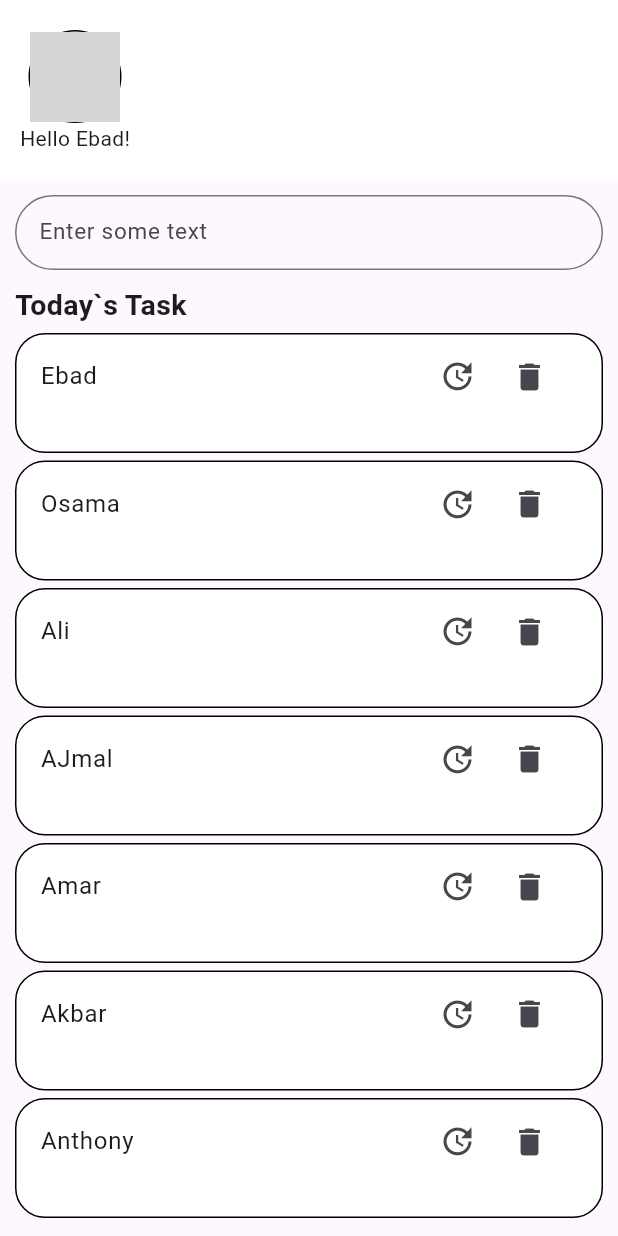
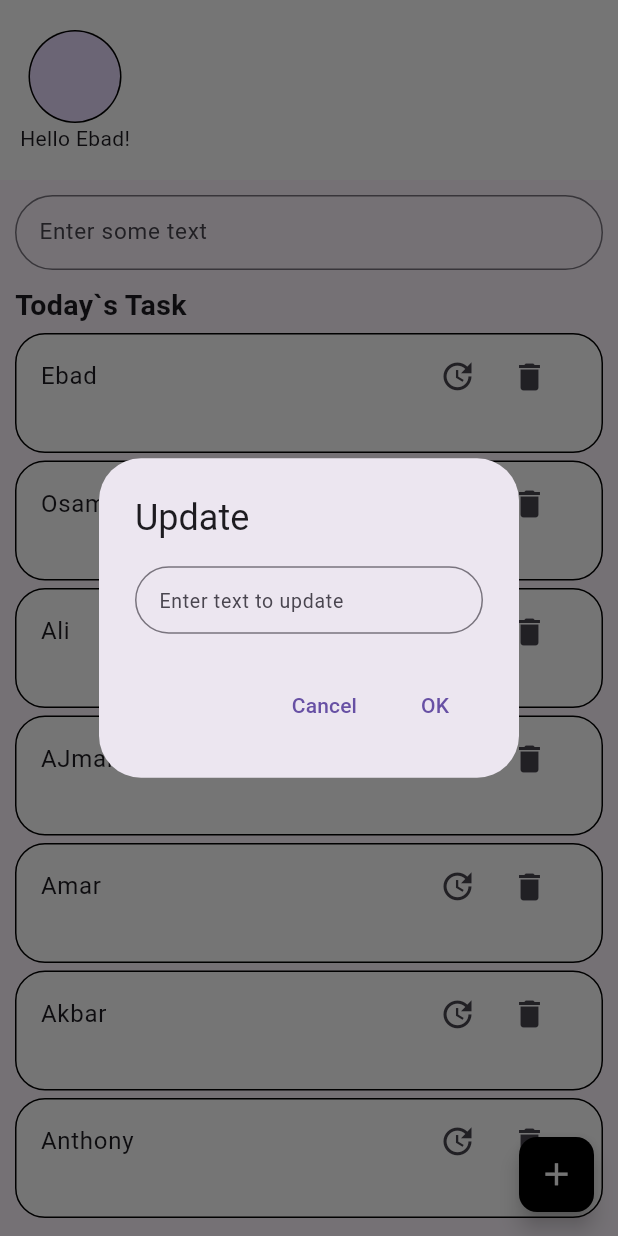
Before and after one commit to SyedEbad902/Todo-app-, a Flutter app: the screen it shows after launch, after a tap on the "update" icon, on a phone screen of 412 x 824 dp. Run offline on Flutter 3.47's test engine with Material 3 defaults, Android fonts, the phone set to English and light mode, and no system bars; network calls fail; grey boxes are pictures that could not be loaded.

Commit message:
update, delete and add functionaltity added

```diff
--- a/lib/main.dart
+++ b/lib/main.dart
@@ -1,7 +1,7 @@
 import 'package:flutter/material.dart';
 
 void main() {
-  runApp(MaterialApp(home: const MyApp()));
+  runApp(const MyApp());
 }
 
 class MyApp extends StatefulWidget {
@@ -13,6 +13,7 @@ class MyApp extends StatefulWidget {
 
 class _MyAppState extends State<MyApp> {
   @override
+  // ignore: override_on_non_overriding_member
   List studentData = [
     "Ebad",
     "Osama",
@@ -22,8 +23,12 @@ class _MyAppState extends State<MyApp> {
     "Akbar",
     "Anthony"
   ];
+  TextEditingController addItemcontroller = TextEditingController();
+  TextEditingController updateItemcontroller = TextEditingController();
+  // ignore: annotate_overrides
   Widget build(BuildContext context) {
     return MaterialApp(
+      debugShowCheckedModeBanner: false,
       home: SafeArea(
         child: Scaffold(
           appBar: AppBar(
@@ -55,6 +60,7 @@ class _MyAppState extends State<MyApp> {
                 padding: const EdgeInsets.only(left: 10, right: 10, top: 10),
                 height: 60,
                 child: TextField(
+                  controller: addItemcontroller,
                   decoration: InputDecoration(
                       hintText: "Enter some text",
                       hintStyle: const TextStyle(fontSize: 15),
@@ -94,79 +100,91 @@ class _MyAppState extends State<MyApp> {
                         child: ListTile(
                           title: Text("${studentData[index]}"),
                           trailing: Container(
-                            padding: EdgeInsets.only(left: 4),
+                            padding: const EdgeInsets.only(left: 4),
                             width: 100,
                             child: Row(
                               children: [
                                 IconButton(
-                                  icon: Icon(
+                                  icon: const Icon(
                                     Icons.update,
                                     size: 25,
                                   ),
                                   onPressed: () {
-                                    print(
-                                        'Favorite button pressed for item $index');
+                                    showDialog<String>(
+                                      context: context,
+                                      builder: (BuildContext context) =>
+                                          AlertDialog(
+                                        title: const Text('Update'),
+                                        content: SizedBox(
+                                          height: 45,
+                                          child: TextField(
+                                            controller: updateItemcontroller,
+                                            decoration: InputDecoration(
+                                                hintText:
+                                                    "Enter text to update",
+                                                hintStyle: const TextStyle(
+                                                    fontSize: 13),
+                                                border: OutlineInputBorder(
+                                                    borderRadius:
+                                                        BorderRadius.circular(
+                                                            50))),
+                                          ),
+                                        ),
+                                        actions: <Widget>[
+                                          TextButton(
+                                            onPressed: () => Navigator.pop(
+                                                context, 'Cancel'),
+                                            child: const Text('Cancel'),
+                                          ),
+                                          TextButton(
+                                            onPressed: () {
+                                              setState(() {
+                                                studentData[index] =
+                                                    updateItemcontroller.text;
+                                                updateItemcontroller.clear();
+                                              });
+
+                                              Navigator.pop(context);
+                                            },
+                                            child: const Text('OK'),
+                                          ),
+                                        ],
+                                      ),
+                                    );
                                   },
                                 ),
                                 IconButton(
-                                  icon: Icon(Icons.delete),
+                                  icon: const Icon(Icons.delete),
                                   onPressed: () {
                                     setState(() {
                                       studentData.removeAt(index);
                                     });
                                     // Handle delete button press
-                                    print(
-                                        'Delete button pressed for item $index');
                                   },
                                 ),
                               ],
                             ),
                           ),
-                          // trailing: FittedBox(
-                          //   fit: BoxFit.fill,
-                          //   child: Column(
-                          //     children: [
-                          //       Container(
-                          //         padding: const EdgeInsets.only(top: 5),
-                          //         child: IconButton(
-                          //             onPressed: () {
-                          //               setState(() {
-                          //                 studentData.removeAt(index);
-                          //                 print(studentData);
-                          //               });
-                          //             },
-                          //             icon: const Icon(Icons.delete)),
-                          //       ),
-                          //       Container(
-                          //         height: 4,
-                          //         padding: const EdgeInsets.only(top: 2),
-                          //         child: IconButton(
-                          //             onPressed: () {
-                          //               setState(() {
-                          //                 studentData.removeAt(index);
-                          //                 print(studentData);
-                          //               });
-                          //             },
-                          //             icon: const Icon(Icons.delete)),
-                          //       ),
-                          //     ],
-                          //   ),
-                          // ),
                         ),
                       );
                     }),
               ),
             ],
           ),
-          // floatingActionButton: SizedBox(
-          //   width: 60.0, // Specify the width
-          //   height: 60.0, // Specify the height
-          //   child: FloatingActionButton.small(
-          //     backgroundColor: Colors.black,
-          //     onPressed: () {},
-          //     child: const Icon(Icons.add, color: Colors.white, size: 25),
-          //   ),
-          // ),
+          floatingActionButton: SizedBox(
+            width: 50.0, // Specify the width
+            height: 50.0, // Specify the height
+            child: FloatingActionButton.small(
+              backgroundColor: Colors.black,
+              onPressed: () {
+                setState(() {
+                  studentData.add(addItemcontroller.text);
+                  addItemcontroller.clear();
+                });
+              },
+              child: const Icon(Icons.add, color: Colors.white, size: 25),
+            ),
+          ),
         ),
       ),
     );
```
